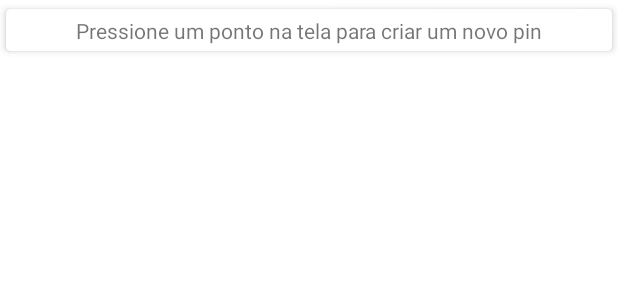
After one commit to aguiarroney/apolo, an Android app: the layout fragment_info.xml on its own in the app's theme, with its tools: preview values and no code run, on a phone screen of 412 x 824 dp. The commit adds this screen. Shown: the top 300 px of the screen. Run offline under Robolectric (Android 15) with nearby library versions, the phone set to English and light mode, and no system bars.

Commit message:
criação de fragment com informação de uso na tela principal

```diff
--- a/app/src/main/java/com/example/apolo/views/MapsFragment.kt
+++ b/app/src/main/java/com/example/apolo/views/MapsFragment.kt
@@ -48,6 +48,11 @@ class MapsFragment : Fragment(), OnMapReadyCallback, GoogleMap.OnMarkerClickList
 
         val mapsFragment = childFragmentManager.findFragmentById(R.id.map) as? SupportMapFragment?
         mapsFragment?.getMapAsync(this)
+
+        val info = InfoFragment()
+        val transaction = childFragmentManager.beginTransaction()
+        transaction.replace(R.id.fl_detail, info).commit()
+
         return view
     }
 
--- /dev/null
+++ b/app/src/main/res/layout/fragment_info.xml
@@ -0,0 +1,37 @@
+<?xml version="1.0" encoding="utf-8"?>
+<androidx.constraintlayout.widget.ConstraintLayout xmlns:android="http://schemas.android.com/apk/res/android"
+    xmlns:app="http://schemas.android.com/apk/res-auto"
+    android:layout_width="match_parent"
+    android:layout_height="match_parent">
+
+    <androidx.cardview.widget.CardView
+        android:layout_width="match_parent"
+        android:layout_height="40dp"
+        app:cardCornerRadius="@dimen/card_border_radius"
+        app:cardElevation="@dimen/card_elevation"
+        app:cardUseCompatPadding="true"
+        app:layout_constraintEnd_toEndOf="parent"
+        app:layout_constraintStart_toStartOf="parent"
+        app:layout_constraintTop_toTopOf="parent">
+
+        <androidx.constraintlayout.widget.ConstraintLayout
+            android:layout_width="match_parent"
+            android:layout_height="match_parent">
+
+            <TextView
+                android:id="@+id/tv_info"
+                android:layout_width="wrap_content"
+                android:layout_height="wrap_content"
+
+                android:text="Pressione um ponto na tela para criar um novo pin"
+                app:layout_constraintEnd_toEndOf="parent"
+                app:layout_constraintBottom_toBottomOf="parent"
+                app:layout_constraintStart_toStartOf="parent"
+                app:layout_constraintTop_toTopOf="parent" />
+        </androidx.constraintlayout.widget.ConstraintLayout>
+
+
+    </androidx.cardview.widget.CardView>
+
+
+</androidx.constraintlayout.widget.ConstraintLayout>
--- a/app/src/main/res/layout/fragment_maps.xml
+++ b/app/src/main/res/layout/fragment_maps.xml
@@ -9,6 +9,11 @@
     tools:context=".views.MapsFragment">
 
     <FrameLayout
+        android:id="@+id/fl_info"
+        android:layout_width="match_parent"
+        android:layout_height="match_parent" />
+
+    <FrameLayout
         android:id="@+id/fl_detail"
         android:layout_width="match_parent"
         android:layout_height="match_parent" />
```
Also changed, not shown: app/src/main/java/com/example/apolo/views/InfoFragment.kt (added, +20 -0 lines).
